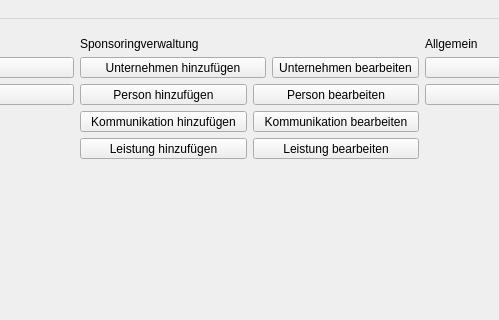
First picture: the form in mainwindow.ui, repository green-lion-racing/glr-database, before the edit; both pictures show x 283 to 782 and y 0 to 320 of the 1065 by 635 pixel window.
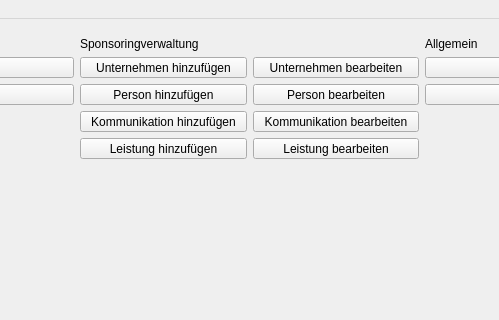
Second picture: the form after the edit.

Commit message: add missing icons

```diff
--- a/mainwindow.ui
+++ b/mainwindow.ui
@@ -110,7 +110,7 @@
             <item>
              <widget class="QToolButton" name="tb_createCompany">
               <property name="sizePolicy">
-               <sizepolicy hsizetype="Minimum" vsizetype="Fixed">
+               <sizepolicy hsizetype="Minimum" vsizetype="Maximum">
                 <horstretch>0</horstretch>
                 <verstretch>0</verstretch>
                </sizepolicy>
@@ -125,9 +125,18 @@
             </item>
             <item>
              <widget class="QToolButton" name="tb_modifyCompany">
+              <property name="sizePolicy">
+               <sizepolicy hsizetype="Minimum" vsizetype="Fixed">
+                <horstretch>0</horstretch>
+                <verstretch>0</verstretch>
+               </sizepolicy>
+              </property>
               <property name="text">
                <string>Unternehmen bearbeiten</string>
               </property>
+              <property name="toolButtonStyle">
+               <enum>Qt::ToolButtonTextUnderIcon</enum>
+              </property>
              </widget>
             </item>
            </layout>
```
Left out of the diff: 1 changed line with no effect on the pictures. The commit also changes 1 other file.
